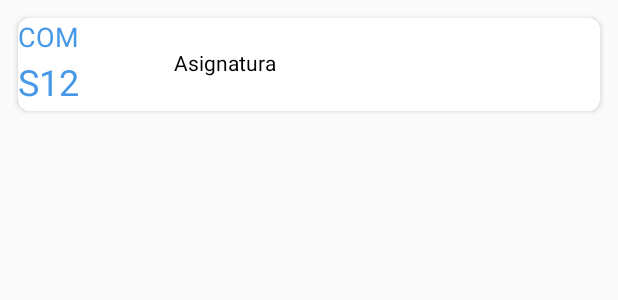
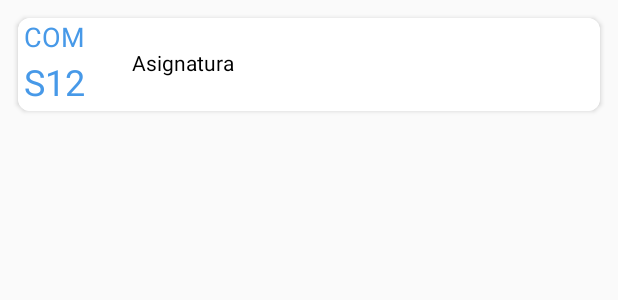
Before and after one commit to juanpablomoscoloni/proyectoAsistencia, an Android app: the layout cardview_cursada.xml on its own in the app's theme, with its tools: preview values and no code run, on a phone screen of 412 x 824 dp. Shown: the top 300 px of the screen. Run offline under Robolectric (Android 15) with nearby library versions, the phone set to English and light mode, and no system bars; network calls fail.

Commit message:
Mejoras visuales en la lista de cursadas

```diff
--- a/Asistra/app/src/main/res/layout/cardview_cursada.xml
+++ b/Asistra/app/src/main/res/layout/cardview_cursada.xml
@@ -21,6 +21,8 @@
             android:id="@+id/comLista"
             android:layout_width="64dp"
             android:layout_height="26dp"
+            android:layout_marginStart="4dp"
+            android:layout_marginLeft="4dp"
             android:text="COM"
             android:textColor="@color/celeste"
             android:textSize="18sp"
@@ -77,14 +79,14 @@
 
         <TextView
             android:id="@+id/asignaturaNombre"
-            android:layout_width="wrap_content"
+            android:layout_width="0dp"
             android:layout_height="wrap_content"
-            android:layout_marginStart="32dp"
-            android:layout_marginLeft="32dp"
+            android:layout_gravity="center_vertical|end"
             android:layout_marginTop="20dp"
             android:text="Asignatura"
             android:textColor="#000000"
             app:textAllCaps="true"
+            cardview:layout_constraintEnd_toEndOf="parent"
             cardview:layout_constraintStart_toEndOf="@+id/fechaClase"
             cardview:layout_constraintTop_toTopOf="parent" />
 
--- a/Asistra/app/src/main/res/values/strings.xml
+++ b/Asistra/app/src/main/res/values/strings.xml
@@ -1,4 +1,4 @@
 <resources>
     <string name="app_name">Asistra</string>
-    <string name="ipServer">http://192.168.0.6:80</string>
+    <string name="ipServer">http://10.10.17.41:80</string>
 </resources>
```
Also changed, not shown: Asistra/app/src/main/res/layout/activity_docente.xml (+6 -3 lines).
